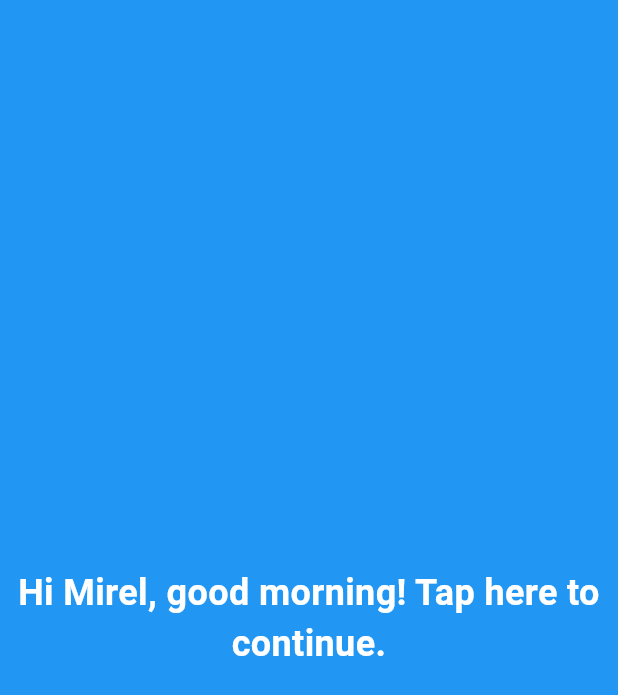
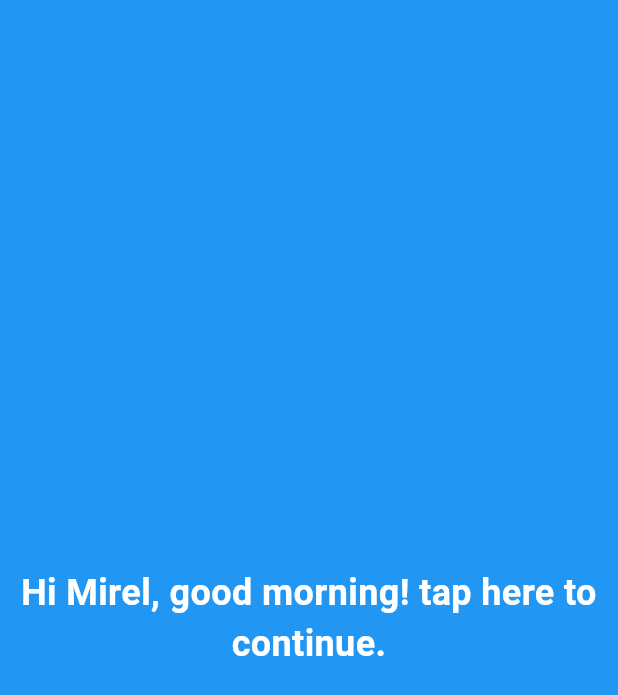
Before and after one commit to yechielvogel/mirelsdrivingtest, a Flutter app: the screen it shows after launch, on a phone screen of 412 x 824 dp. Shown: the top 695 px of the screen. Run offline on Flutter 3.47's test engine with Material 3 defaults, Android fonts, the phone set to English and light mode, and no system bars.

Commit message:
[+] added upside down text

```diff
--- a/lib/main.dart
+++ b/lib/main.dart
@@ -1,3 +1,5 @@
+import 'package:flutter/material.dart';
+
 import 'package:flutter/material.dart';
 
 void main() {
@@ -22,7 +24,7 @@ class MessageScreen extends StatefulWidget {
 class _MessageScreenState extends State<MessageScreen> {
   final List<Map<String, dynamic>> messages = [
     {
-      'text': 'Hi Mirel, good morning! Tap here to continue.',
+      'text': 'Hi Mirel, good morning! tap here to continue.',
       'color': Colors.blue
     },
     {'text': 'Tap again', 'color': Colors.green},
@@ -33,8 +35,13 @@ class _MessageScreenState extends State<MessageScreen> {
     {'text': 'Drive well 🚙', 'color': Colors.yellow},
     {'text': 'Remember those red light things 🚦', 'color': Colors.pink},
     {'text': "They're not a suggestion", 'color': Colors.indigo},
-    {'text': 'Mirel', 'color': Colors.cyan},
-    {'text': 'Just thought I would wish you', 'color': Colors.lime},
+    {
+      'text': 'Why is this upside down?',
+      'color': Colors.cyan,
+      'rotate': true,
+    },
+    {'text': 'I think you might have pressed too hard', 'color': Colors.purple},
+    {'text': 'Anyway just thought I would wish you', 'color': Colors.lime},
     {'text': 'Allot of hatzlacha', 'color': Colors.amber},
     {'text': 'Have a good one', 'color': Colors.deepOrange},
     {'text': 'Thats it', 'color': Colors.brown},
@@ -56,10 +63,12 @@ class _MessageScreenState extends State<MessageScreen> {
 
   @override
   Widget build(BuildContext context) {
+    final currentMessage = messages[currentIndex];
+
     return Scaffold(
       body: AnimatedContainer(
         duration: Duration(seconds: 1),
-        color: messages[currentIndex]['color'],
+        color: currentMessage['color'],
         child: Center(
           child: GestureDetector(
             onTap: _nextMessage,
@@ -68,8 +77,22 @@ class _MessageScreenState extends State<MessageScreen> {
               transitionBuilder: (child, animation) {
                 return ScaleTransition(scale: animation, child: child);
               },
+              child: currentMessage['rotate'] == true
+                  ? Transform.rotate(
+                      angle: 3.14, // Rotate 180 degrees
                       child: Text(
-                messages[currentIndex]['text'],
+                        currentMessage['text'],
+                        key: ValueKey<int>(currentIndex),
+                        textAlign: TextAlign.center,
+                        style: TextStyle(
+                          fontSize: 24,
+                          fontWeight: FontWeight.bold,
+                          color: Colors.white,
+                        ),
+                      ),
+                    )
+                  : Text(
+                      currentMessage['text'],
                       key: ValueKey<int>(currentIndex),
                       textAlign: TextAlign.center,
                       style: TextStyle(
```
Lines whose indentation alone changed are shown as unchanged.
